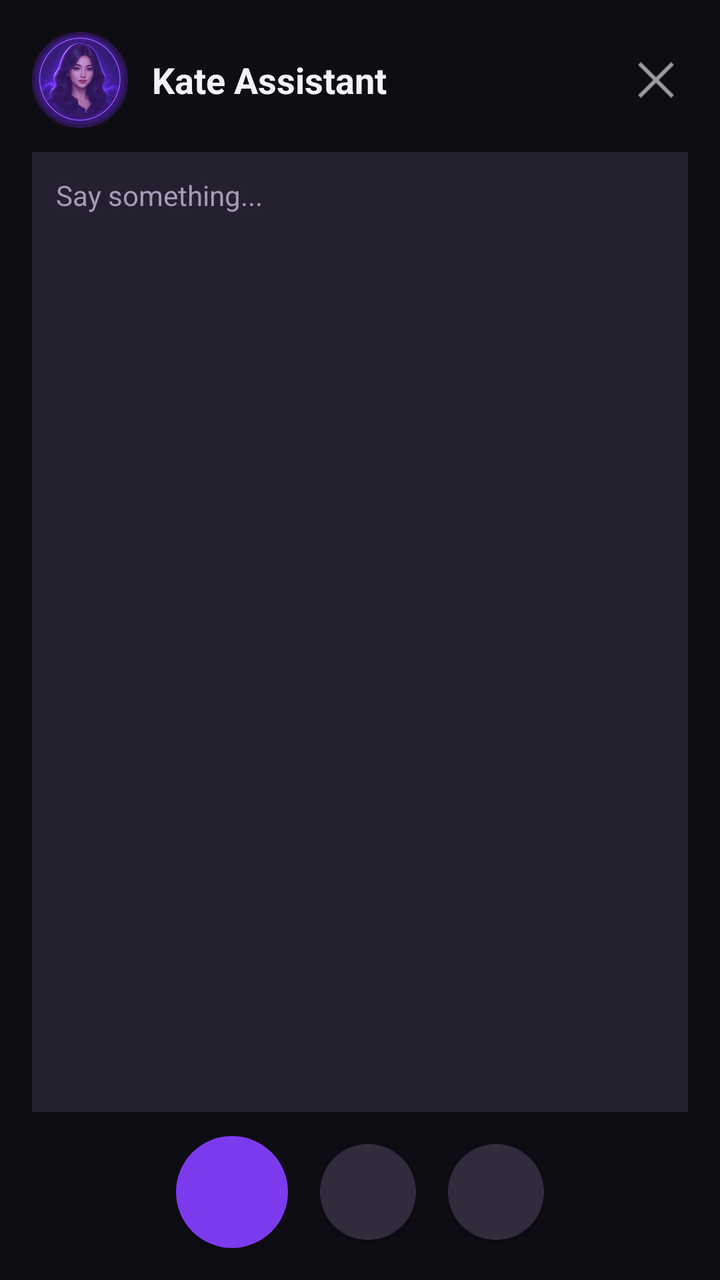
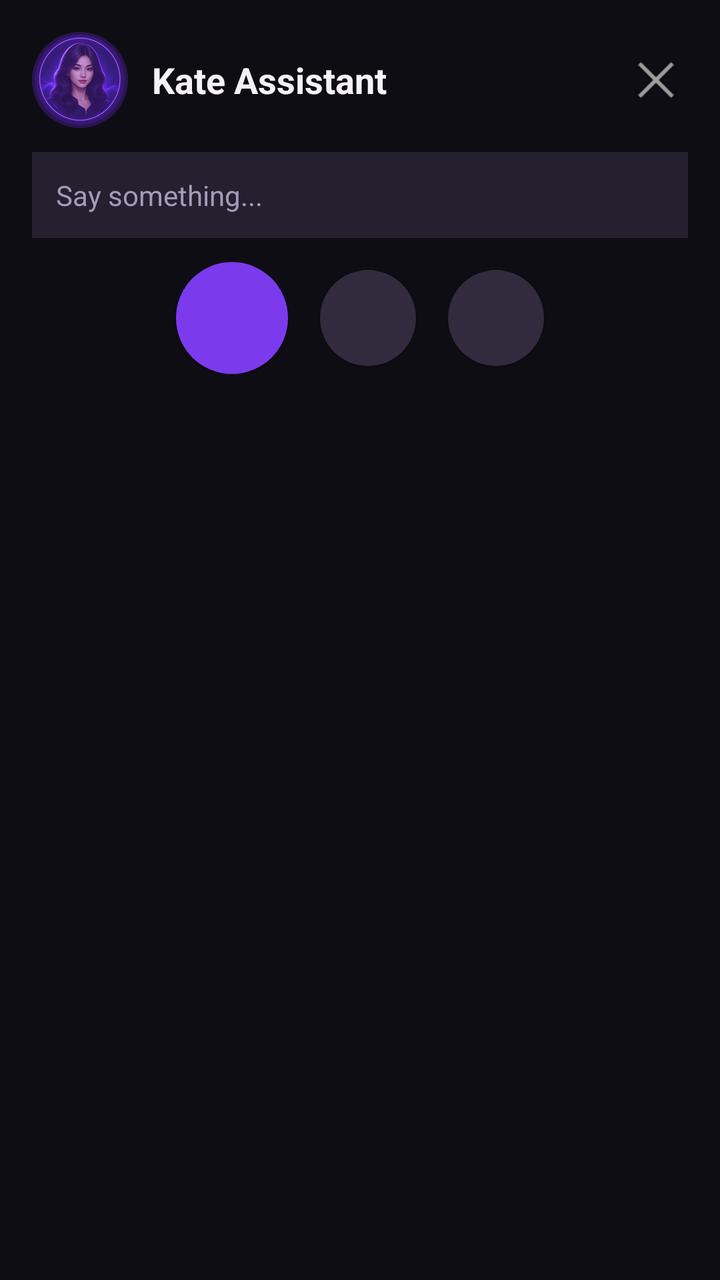

Compare the two renders of this Android layout. The source of the first and the diff that turns it into the second are given below.
<!-- AndroidManifest.xml: application theme Theme.Kate -->
<!-- res/layout/overlay_expanded_content.xml -->
<?xml version="1.0" encoding="utf-8"?>
<LinearLayout xmlns:android="http://schemas.android.com/apk/res/android"
    android:layout_width="match_parent"
    android:layout_height="match_parent"
    android:orientation="vertical"
    android:padding="16dp">

    
    <LinearLayout
        android:layout_width="match_parent"
        android:layout_height="wrap_content"
        android:orientation="horizontal"
        android:gravity="center_vertical">

        <ImageView
            android:id="@+id/overlay_avatar"
            android:layout_width="48dp"
            android:layout_height="48dp"
            android:background="@drawable/circle_clip_mask"
            android:clipToOutline="true"
            android:scaleType="centerCrop"
            android:src="@drawable/kate_avatar_idle" />

        <TextView
            android:layout_width="0dp"
            android:layout_height="wrap_content"
            android:layout_weight="1"
            android:layout_marginStart="12dp"
            android:text="Kate Assistant"
            android:textColor="#F5F3F7"
            android:textSize="18sp"
            android:textStyle="bold" />

        <ImageButton
            android:id="@+id/overlay_close"
            android:layout_width="32dp"
            android:layout_height="32dp"
            android:background="@android:drawable/ic_menu_close_clear_cancel"
            android:contentDescription="Close" />
    </LinearLayout>

    
    <FrameLayout
        android:layout_width="match_parent"
        android:layout_height="0dp"
        android:layout_weight="1"
        android:layout_marginVertical="12dp"
        android:background="#252030"
        android:padding="12dp">

        <TextView
            android:id="@+id/overlay_transcript"
            android:layout_width="match_parent"
            android:layout_height="wrap_content"
            android:text="Say something..."
            android:textColor="#A79AB8"
            android:textSize="14sp" />
    </FrameLayout>

    
    <LinearLayout
        android:layout_width="match_parent"
        android:layout_height="wrap_content"
        android:orientation="horizontal"
        android:gravity="center">

        <Button
            android:id="@+id/overlay_mic_button"
            android:layout_width="56dp"
            android:layout_height="56dp"
            android:background="@drawable/overlay_mic_button"
            android:contentDescription="Mic" />

        <Button
            android:id="@+id/overlay_apps_button"
            android:layout_width="48dp"
            android:layout_height="48dp"
            android:layout_marginStart="16dp"
            android:background="@drawable/overlay_apps_button"
            android:contentDescription="Apps" />

        <Button
            android:id="@+id/overlay_type_button"
            android:layout_width="48dp"
            android:layout_height="48dp"
            android:layout_marginStart="16dp"
            android:background="@drawable/overlay_type_button"
            android:contentDescription="Type" />
    </LinearLayout>

</LinearLayout>
<!-- resources referenced by this layout -->
<resources>
  <!-- drawable circle_clip_mask (drawable) -->
  <?xml version="1.0" encoding="utf-8"?>
  <shape xmlns:android="http://schemas.android.com/apk/res/android"
      android:shape="oval">
      <solid android:color="@android:color/transparent" />
  </shape>
  <!-- drawable kate_avatar_idle: png bitmap (drawable, 26653 bytes) -->
  <!-- drawable overlay_apps_button (drawable) -->
  <?xml version="1.0" encoding="utf-8"?>
  <shape xmlns:android="http://schemas.android.com/apk/res/android"
      android:shape="oval">
      <solid android:color="#322B3D" />
      <size
          android:width="48dp"
          android:height="48dp" />
  </shape>
  <!-- drawable overlay_mic_button (drawable) -->
  <?xml version="1.0" encoding="utf-8"?>
  <shape xmlns:android="http://schemas.android.com/apk/res/android"
      android:shape="oval">
      <solid android:color="#7C3AED" />
      <size
          android:width="56dp"
          android:height="56dp" />
  </shape>
  <!-- drawable overlay_type_button (drawable) -->
  <?xml version="1.0" encoding="utf-8"?>
  <shape xmlns:android="http://schemas.android.com/apk/res/android"
      android:shape="oval">
      <solid android:color="#322B3D" />
      <size
          android:width="48dp"
          android:height="48dp" />
  </shape>
  <style name="Theme.Kate" parent="Theme.Material3.DayNight.NoActionBar">
          <item name="colorPrimary">#7C3AED</item>
          <item name="colorPrimaryDark">#4C1D95</item>
          <item name="colorAccent">#D4FF4F</item>
          <item name="android:windowBackground">#0F0D14</item>
          <item name="android:statusBarColor" tools:targetApi="21">#0F0D14</item>
      </style>
</resources>

<!-- the commit's change to res/layout/overlay_expanded_content.xml (unified diff, before → after) -->
@@ -1,7 +1,7 @@
 <?xml version="1.0" encoding="utf-8"?>
 <LinearLayout xmlns:android="http://schemas.android.com/apk/res/android"
     android:layout_width="match_parent"
-    android:layout_height="match_parent"
+    android:layout_height="wrap_content"
     android:orientation="vertical"
     android:padding="16dp">
 
@@ -40,10 +40,10 @@
     </LinearLayout>
 
     
-    <FrameLayout
+    <ScrollView
+        android:id="@+id/overlay_transcript_scroll"
         android:layout_width="match_parent"
-        android:layout_height="0dp"
-        android:layout_weight="1"
+        android:layout_height="wrap_content"
         android:layout_marginVertical="12dp"
         android:background="#252030"
         android:padding="12dp">
@@ -55,7 +55,7 @@
             android:text="Say something..."
             android:textColor="#A79AB8"
             android:textSize="14sp" />
-    </FrameLayout>
+    </ScrollView>
 
     
     <LinearLayout
